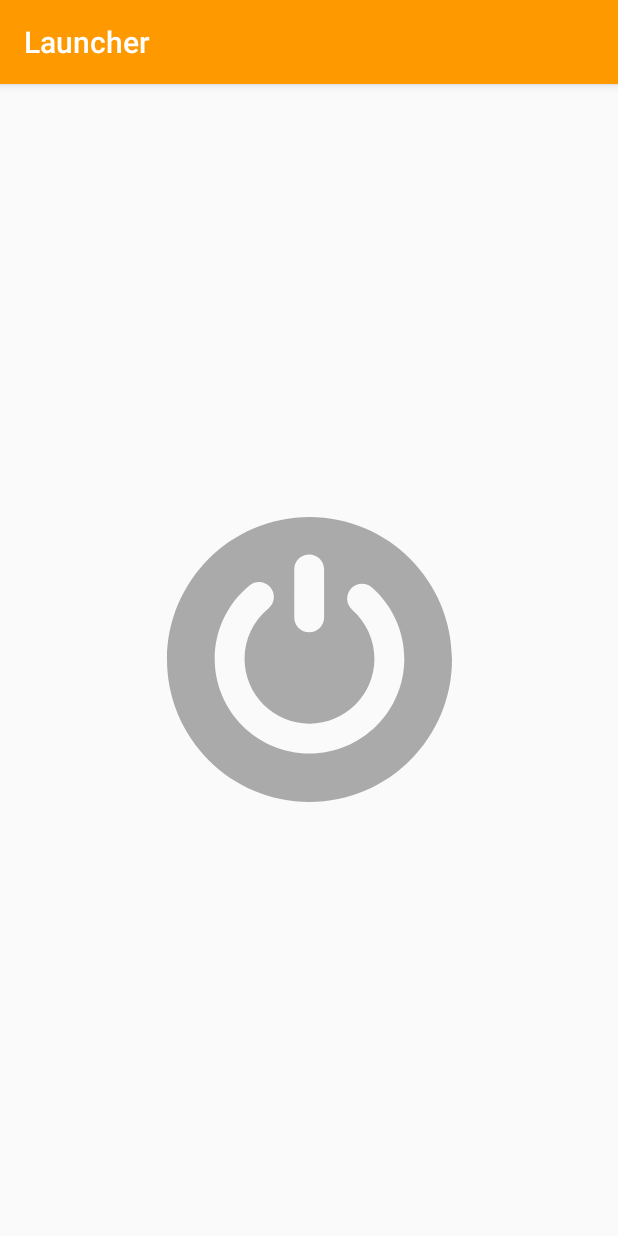
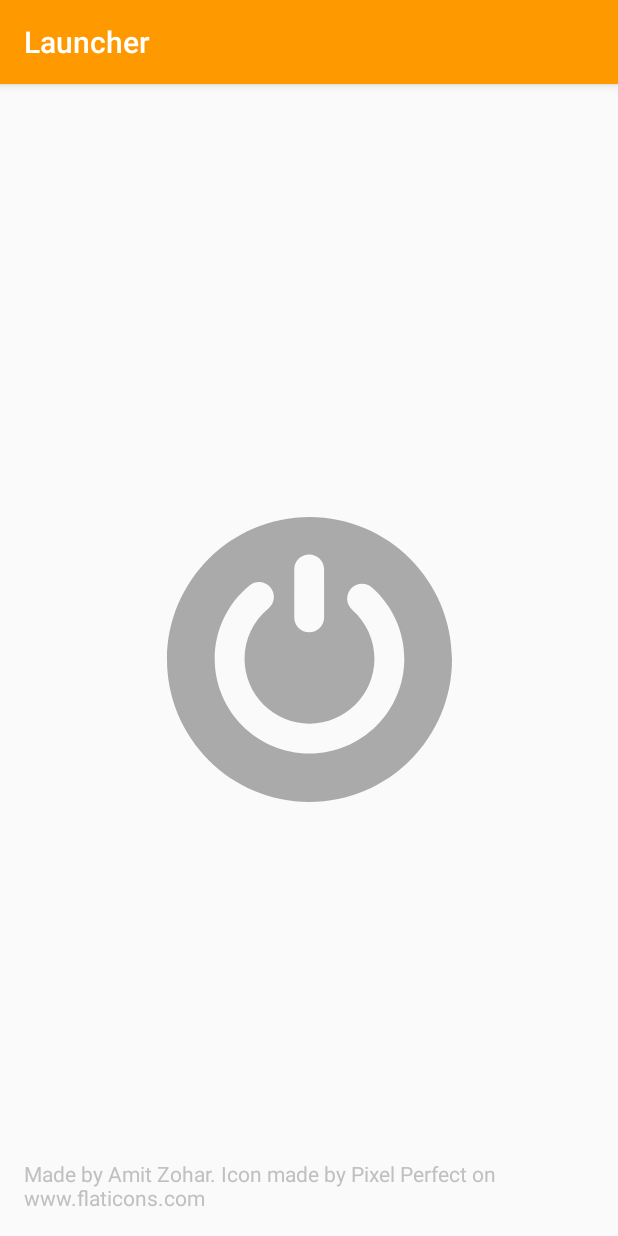
Before and after one commit to amitzohar42/awslauncher, an Android app: the screen it shows after launch (MainActivity), on a phone screen of 412 x 824 dp. Run offline under Robolectric (Android 15) with nearby library versions, the light colour scheme and no system bars; libraries missing offline, so code that uses them is left out: software.amazon.awssdk; 3 statements that could not run were skipped.

Commit message:
Added license

```diff
--- a/app/src/main/res/drawable-v24/ic_launcher_foreground.xml
+++ b/app/src/main/res/drawable-v24/ic_launcher_foreground.xml
@@ -1,3 +1,4 @@
+<!-- Icon made by Pixel Perfect on www.flaticon.com -->
 <vector xmlns:android="http://schemas.android.com/apk/res/android"
     android:width="108dp"
     android:height="108dp"
--- a/app/src/main/res/drawable/ic_launcher_foreground.xml
+++ b/app/src/main/res/drawable/ic_launcher_foreground.xml
@@ -1,3 +1,4 @@
+<!-- Icon made by Pixel Perfect on www.flaticon.com -->
 <vector xmlns:android="http://schemas.android.com/apk/res/android"
     android:width="108dp"
     android:height="108dp"
--- a/app/src/main/res/drawable/ic_server.xml
+++ b/app/src/main/res/drawable/ic_server.xml
@@ -1,3 +1,4 @@
+<!-- Icon made by Pixel Perfect on www.flaticon.com -->
 <vector xmlns:android="http://schemas.android.com/apk/res/android"
     android:width="512dp"
     android:height="512dp"
--- a/app/src/main/res/layout/activity_main.xml
+++ b/app/src/main/res/layout/activity_main.xml
@@ -1,4 +1,20 @@
 <?xml version="1.0" encoding="utf-8"?>
+<!-- AwsLauncher
+    Copyright (C) 2020  Amit Zohar
+    For contact: amitzohar42@gmail.com
+
+    This program is free software: you can redistribute it and/or modify
+    it under the terms of the GNU General Public License as published by
+    the Free Software Foundation, either version 3 of the License, or
+    (at your option) any later version.
+
+    This program is distributed in the hope that it will be useful,
+    but WITHOUT ANY WARRANTY; without even the implied warranty of
+    MERCHANTABILITY or FITNESS FOR A PARTICULAR PURPOSE.  See the
+    GNU General Public License for more details.
+
+    You should have received a copy of the GNU General Public License
+    along with this program.  If not, see <https://www.gnu.org/licenses/>.-->
 <androidx.constraintlayout.widget.ConstraintLayout xmlns:android="http://schemas.android.com/apk/res/android"
     xmlns:app="http://schemas.android.com/apk/res-auto"
     xmlns:tools="http://schemas.android.com/tools"
@@ -20,4 +36,15 @@
         app:layout_constraintStart_toStartOf="parent"
         app:layout_constraintTop_toTopOf="parent"
         app:srcCompat="@drawable/ic_power_button" />
+
+    <TextView
+        android:id="@+id/creditText"
+        android:layout_width="wrap_content"
+        android:layout_height="wrap_content"
+        android:layout_marginStart="16dp"
+        android:layout_marginBottom="16dp"
+        android:text="@string/credit_text"
+        android:textColor="@color/colorCredit"
+        app:layout_constraintBottom_toBottomOf="parent"
+        app:layout_constraintStart_toStartOf="parent" />
 </androidx.constraintlayout.widget.ConstraintLayout>
--- a/app/src/main/res/values/colors.xml
+++ b/app/src/main/res/values/colors.xml
@@ -3,4 +3,5 @@
     <color name="colorPrimary">#FF9900</color>
     <color name="colorPrimaryDark">#E47911</color>
     <color name="colorAccent">#03DAC5</color>
+    <color name="colorCredit">#C0C0C0</color>
 </resources>
--- a/app/src/main/res/values/strings.xml
+++ b/app/src/main/res/values/strings.xml
@@ -5,4 +5,5 @@
     <string name="notification_channel_id">AwsLauncher</string>
     <string name="notification_channel_name">AwsLauncher Notifications</string>
     <string name="notification_channel_description">Notifies you when your server is running, so you don\'t forget to close it.</string>
+    <string name="credit_text">Made by Amit Zohar. Icon made by Pixel Perfect on www.flaticons.com</string>
 </resources>
```
Also changed, not shown: app/src/main/java/com/bunkbedz/awslauncher/AwsServer.java (+16 -1 lines), app/src/main/java/com/bunkbedz/awslauncher/MainActivity.java (+23 -9 lines), app/src/main/java/com/bunkbedz/awslauncher/RunningNotificationManager.java (+16 -3 lines), 1 other file.
